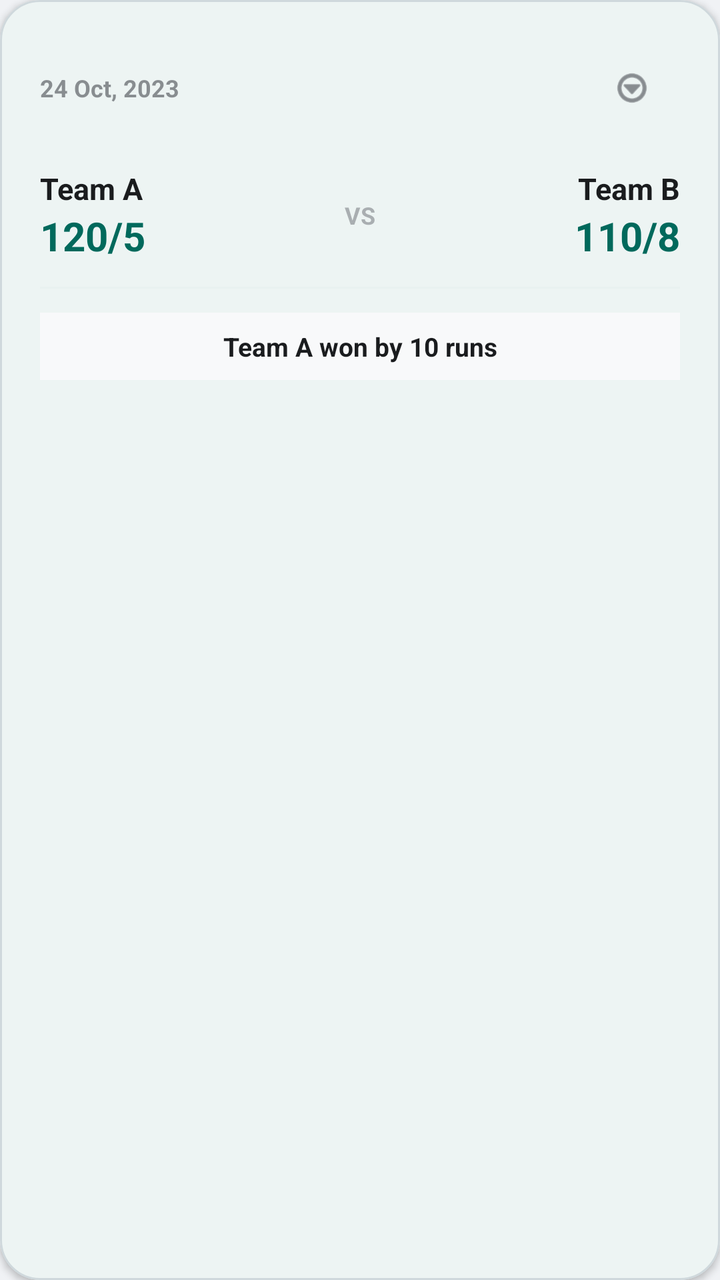
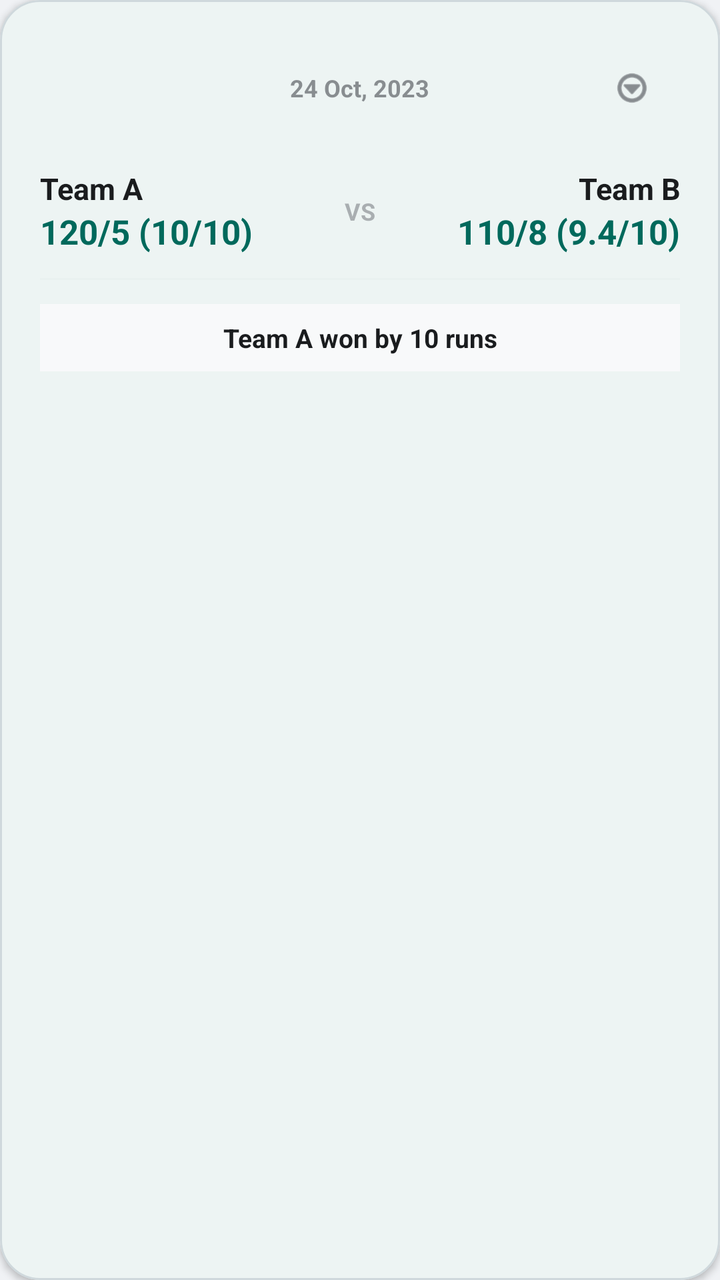

Before-and-after screenshots of an Android layout around one commit, followed by the original layout XML and the change that was made.
<!-- AndroidManifest.xml: application theme Theme.Scoring -->
<!-- res/layout/item_match_history.xml -->
<?xml version="1.0" encoding="utf-8"?>
<com.google.android.material.card.MaterialCardView xmlns:android="http://schemas.android.com/apk/res/android"
    xmlns:app="http://schemas.android.com/apk/res-auto"
    android:layout_width="match_parent"
    android:layout_height="wrap_content"
    android:layout_marginHorizontal="16dp"
    android:layout_marginVertical="8dp"
    app:cardCornerRadius="20dp"
    app:cardElevation="2dp"
    app:cardBackgroundColor="?attr/colorSurface"
    app:strokeWidth="1dp"
    app:strokeColor="?attr/colorOutline"
    android:foreground="?attr/selectableItemBackground"
    android:clickable="true"
    android:focusable="true">

    <LinearLayout
        android:layout_width="match_parent"
        android:layout_height="wrap_content"
        android:orientation="vertical"
        android:padding="20dp">

        <RelativeLayout
            android:layout_width="match_parent"
            android:layout_height="wrap_content"
            android:layout_marginBottom="16dp">

            <TextView
                android:id="@+id/tvMatchDate"
                android:layout_width="wrap_content"
                android:layout_height="wrap_content"
                android:text="24 Oct, 2023"
                android:textSize="12sp"
                android:textStyle="bold"
                android:textColor="?attr/colorOnSurfaceVariant"
                android:alpha="0.6"
                android:layout_centerVertical="true"
                android:layout_alignParentStart="true" />

            
            <LinearLayout
                android:id="@+id/layoutLiveIndicator"
                android:layout_width="wrap_content"
                android:layout_height="wrap_content"
                android:orientation="horizontal"
                android:gravity="center_vertical"
                android:layout_toEndOf="@id/tvMatchDate"
                android:layout_centerVertical="true"
                android:layout_marginStart="12dp"
                android:visibility="gone">

                <View
                    android:id="@+id/viewLiveDot"
                    android:layout_width="8dp"
                    android:layout_height="8dp"
                    android:background="@drawable/circle_bg_red"
                    android:layout_marginEnd="4dp" />

                <TextView
                    android:id="@+id/tvLiveLabel"
                    android:layout_width="wrap_content"
                    android:layout_height="wrap_content"
                    android:text="LIVE"
                    android:textSize="11sp"
                    android:textStyle="bold"
                    android:textColor="@color/card_red"
                    android:letterSpacing="0.05" />
            </LinearLayout>

            <com.google.android.material.button.MaterialButton
                android:id="@+id/btnMatchMenu"
                style="@style/Widget.Material3.Button.IconButton"
                android:layout_width="48dp"
                android:layout_height="48dp"
                app:icon="@android:drawable/ic_menu_more"
                app:iconTint="?attr/colorOnSurfaceVariant"
                android:layout_alignParentEnd="true"
                android:layout_centerVertical="true"
                android:contentDescription="Match options" />
        </RelativeLayout>

        <LinearLayout
            android:layout_width="match_parent"
            android:layout_height="wrap_content"
            android:orientation="horizontal"
            android:gravity="center_vertical"
            android:layout_marginBottom="12dp">

            
            <LinearLayout
                android:layout_width="0dp"
                android:layout_height="wrap_content"
                android:layout_weight="1"
                android:orientation="vertical">
                <TextView
                    android:id="@+id/tvTeamA"
                    android:layout_width="wrap_content"
                    android:layout_height="wrap_content"
                    android:text="Team A"
                    android:textSize="15sp"
                    android:textStyle="bold"
                    android:textColor="?attr/colorOnSurface" />
                <TextView
                    android:id="@+id/tvScoreA"
                    android:layout_width="wrap_content"
                    android:layout_height="wrap_content"
                    android:text="120/5"
                    android:textSize="20sp"
                    android:textStyle="bold"
                    android:textColor="?attr/colorPrimary" />
            </LinearLayout>

            <TextView
                android:layout_width="wrap_content"
                android:layout_height="wrap_content"
                android:text="VS"
                android:textSize="12sp"
                android:textStyle="bold"
                android:textColor="?attr/colorOnSurfaceVariant"
                android:alpha="0.4"
                android:layout_marginHorizontal="16dp" />

            
            <LinearLayout
                android:layout_width="0dp"
                android:layout_height="wrap_content"
                android:layout_weight="1"
                android:gravity="end"
                android:orientation="vertical">
                <TextView
                    android:id="@+id/tvTeamB"
                    android:layout_width="wrap_content"
                    android:layout_height="wrap_content"
                    android:text="Team B"
                    android:textSize="15sp"
                    android:textStyle="bold"
                    android:textColor="?attr/colorOnSurface" />
                <TextView
                    android:id="@+id/tvScoreB"
                    android:layout_width="wrap_content"
                    android:layout_height="wrap_content"
                    android:text="110/8"
                    android:textSize="20sp"
                    android:textStyle="bold"
                    android:textColor="?attr/colorSecondary" />
            </LinearLayout>
        </LinearLayout>

        <View
            android:layout_width="match_parent"
            android:layout_height="1dp"
            android:background="?attr/colorOutline"
            android:alpha="0.1"
            android:layout_marginBottom="12dp" />

        <TextView
            android:id="@+id/tvMatchResult"
            android:layout_width="match_parent"
            android:layout_height="wrap_content"
            android:text="Team A won by 10 runs"
            android:textSize="13sp"
            android:textStyle="bold"
            android:textColor="?attr/colorOnSurface"
            android:gravity="center"
            android:paddingVertical="8dp"
            android:background="?attr/colorSurfaceVariant" />

        <TextView
            android:id="@+id/tvPOTM"
            android:layout_width="match_parent"
            android:layout_height="wrap_content"
            android:text="POTM - Player Name"
            android:textSize="12sp"
            android:textStyle="bold"
            android:textColor="?attr/colorPrimary"
            android:gravity="center"
            android:layout_marginTop="8dp"
            android:visibility="gone" />

        <com.google.android.material.button.MaterialButton
            android:id="@+id/btnResumeMatch"
            style="@style/Widget.Material3.Button"
            android:layout_width="match_parent"
            android:layout_height="wrap_content"
            android:text="RESUME MATCH"
            android:textSize="13sp"
            android:textStyle="bold"
            app:cornerRadius="12dp"
            android:layout_marginTop="16dp"
            android:visibility="gone" />

    </LinearLayout>
</com.google.android.material.card.MaterialCardView>
<!-- resources referenced by this layout -->
<resources>
  <color name="card_red">#B71C1C</color>
  <!-- drawable circle_bg_red (drawable) -->
  <?xml version="1.0" encoding="utf-8"?>
  <shape xmlns:android="http://schemas.android.com/apk/res/android"
      android:shape="oval">
      <solid android:color="@color/card_red" />
  </shape>
  <style name="Theme.Scoring" parent="Base.Theme.Scoring" />
  <style name="Base.Theme.Scoring" parent="Theme.Material3.DayNight.NoActionBar">
          
          <item name="colorPrimary">@color/colorPrimary</item>
          <item name="colorOnPrimary">@color/colorOnPrimary</item>
          <item name="colorPrimaryContainer">@color/surface_card</item>
          <item name="colorOnPrimaryContainer">@color/colorPrimary</item>
  
          
          <item name="colorSecondary">@color/colorAccent</item>
          <item name="colorOnSecondary">@color/colorOnAccent</item>
          <item name="colorSecondaryContainer">@color/surface_elevated</item>
          <item name="colorOnSecondaryContainer">@color/colorAccent</item>
  
          
          <item name="android:windowBackground">@color/bg_main</item>
          <item name="colorSurface">@color/surface_card</item>
          <item name="colorOnSurface">@color/text_primary</item>
          <item name="colorSurfaceVariant">@color/surface_elevated</item>
          <item name="colorOnSurfaceVariant">@color/text_secondary</item>
          <item name="colorOutline">@color/divider_main</item>
  
          
          <item name="runHighlight">@color/run_highlight</item>
          <item name="wicketHighlight">@color/wicket_highlight</item>
          <item name="boundaryHighlight">@color/boundary_highlight</item>
          <item name="extraHighlight">@color/extra_slate</item>
          <item name="dotBallHighlight">@color/dot_ball_grey</item>
  
          
          <item name="prestigeGold">@color/accent_amber</item>
          <item name="prestigeOrange">@color/prestige_orange</item>
          <item name="prestigePurple">@color/accent_purple</item>
  
          <item name="cardViewStyle">@style/Widget.Material3.CardView.Elevated</item>
  
          <item name="android:statusBarColor">@android:color/transparent</item>
          <item name="android:navigationBarColor">@android:color/transparent</item>
          <item name="android:windowTranslucentStatus">false</item>
          <item name="android:windowTranslucentNavigation">false</item>
      </style>
  <color name="colorPrimary">#00695C</color>
  <color name="colorOnPrimary">#FFFFFF</color>
  <color name="surface_card">#FFFFFF</color>
  <color name="colorAccent">#00695C</color>
  <color name="colorOnAccent">#FFFFFF</color>
  <color name="surface_elevated">#F8F9FA</color>
  <color name="bg_main">#F0F2F5</color>
  <color name="text_primary">#1A1C1E</color>
  <color name="text_secondary">#44474E</color>
  <color name="divider_main">#CFD8DC</color>
  <color name="run_highlight">#00695C</color>
  <color name="wicket_highlight">#B71C1C</color>
  <color name="boundary_highlight">#EF6C00</color>
  <color name="extra_slate">#546E7A</color>
  <color name="dot_ball_grey">#90A4AE</color>
  <color name="accent_amber">#FFD700</color>
  <color name="prestige_orange">#EF6C00</color>
  <color name="accent_purple">#5a0080</color>
</resources>

<!-- the commit's change to res/layout/item_match_history.xml (unified diff, before → after) -->
@@ -26,16 +26,16 @@
             android:layout_marginBottom="16dp">
 
             <TextView
-                android:id="@+id/tvMatchDate"
-                android:layout_width="wrap_content"
-                android:layout_height="wrap_content"
-                android:text="24 Oct, 2023"
+                android:id="@+id/tvMatchNumber"
+                android:layout_width="wrap_content"
+                android:layout_height="wrap_content"
+                android:text="Match #1"
                 android:textSize="12sp"
                 android:textStyle="bold"
-                android:textColor="?attr/colorOnSurfaceVariant"
-                android:alpha="0.6"
+                android:textColor="@color/card_red"
                 android:layout_centerVertical="true"
-                android:layout_alignParentStart="true" />
+                android:layout_alignParentStart="true"
+                android:visibility="gone" />
 
             
             <LinearLayout
@@ -44,7 +44,7 @@
                 android:layout_height="wrap_content"
                 android:orientation="horizontal"
                 android:gravity="center_vertical"
-                android:layout_toEndOf="@id/tvMatchDate"
+                android:layout_toEndOf="@id/tvMatchNumber"
                 android:layout_centerVertical="true"
                 android:layout_marginStart="12dp"
                 android:visibility="gone">
@@ -66,6 +66,17 @@
                     android:textColor="@color/card_red"
                     android:letterSpacing="0.05" />
             </LinearLayout>
+
+            <TextView
+                android:id="@+id/tvMatchDate"
+                android:layout_width="wrap_content"
+                android:layout_height="wrap_content"
+                android:text="24 Oct, 2023"
+                android:textSize="12sp"
+                android:textStyle="bold"
+                android:textColor="?attr/colorOnSurfaceVariant"
+                android:alpha="0.6"
+                android:layout_centerInParent="true" />
 
             <com.google.android.material.button.MaterialButton
                 android:id="@+id/btnMatchMenu"
@@ -94,18 +105,20 @@
                 android:orientation="vertical">
                 <TextView
                     android:id="@+id/tvTeamA"
-                    android:layout_width="wrap_content"
+                    android:layout_width="match_parent"
                     android:layout_height="wrap_content"
                     android:text="Team A"
                     android:textSize="15sp"
                     android:textStyle="bold"
+                    android:maxLines="1"
+                    android:ellipsize="end"
                     android:textColor="?attr/colorOnSurface" />
                 <TextView
                     android:id="@+id/tvScoreA"
                     android:layout_width="wrap_content"
                     android:layout_height="wrap_content"
-                    android:text="120/5"
-                    android:textSize="20sp"
+                    android:text="120/5 (10/10)"
+                    android:textSize="17sp"
                     android:textStyle="bold"
                     android:textColor="?attr/colorPrimary" />
             </LinearLayout>
@@ -118,7 +131,7 @@
                 android:textStyle="bold"
                 android:textColor="?attr/colorOnSurfaceVariant"
                 android:alpha="0.4"
-                android:layout_marginHorizontal="16dp" />
+                android:layout_marginHorizontal="8dp" />
 
             
             <LinearLayout
@@ -129,18 +142,21 @@
                 android:orientation="vertical">
                 <TextView
                     android:id="@+id/tvTeamB"
-                    android:layout_width="wrap_content"
+                    android:layout_width="match_parent"
                     android:layout_height="wrap_content"
                     android:text="Team B"
                     android:textSize="15sp"
                     android:textStyle="bold"
+                    android:maxLines="1"
+                    android:ellipsize="end"
+                    android:gravity="end"
                     android:textColor="?attr/colorOnSurface" />
                 <TextView
                     android:id="@+id/tvScoreB"
                     android:layout_width="wrap_content"
                     android:layout_height="wrap_content"
-                    android:text="110/8"
-                    android:textSize="20sp"
+                    android:text="110/8 (9.4/10)"
+                    android:textSize="17sp"
                     android:textStyle="bold"
                     android:textColor="?attr/colorSecondary" />
             </LinearLayout>
